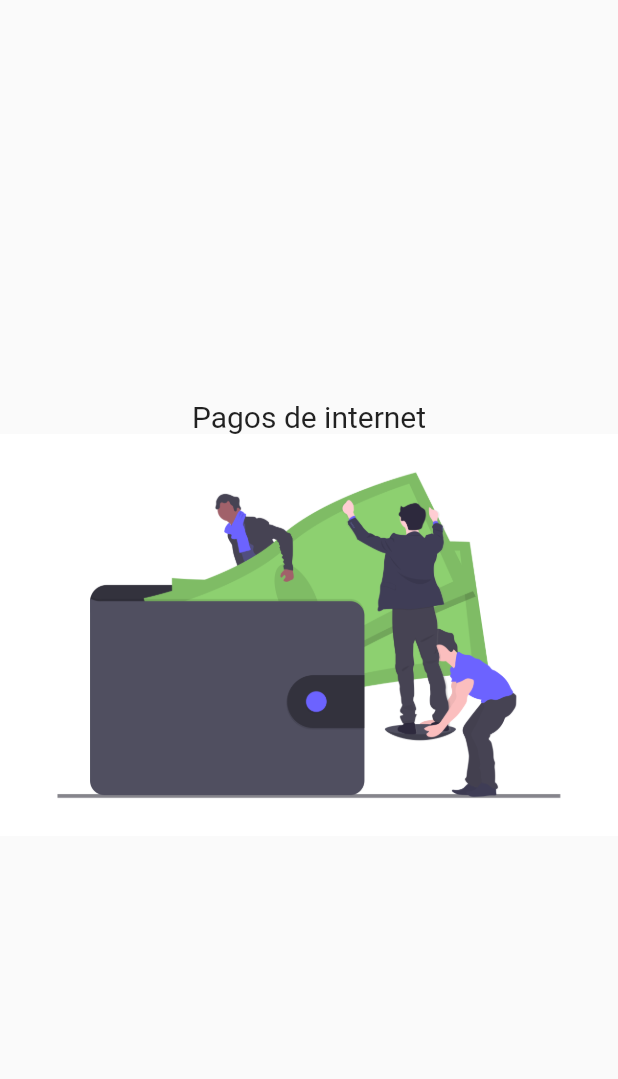
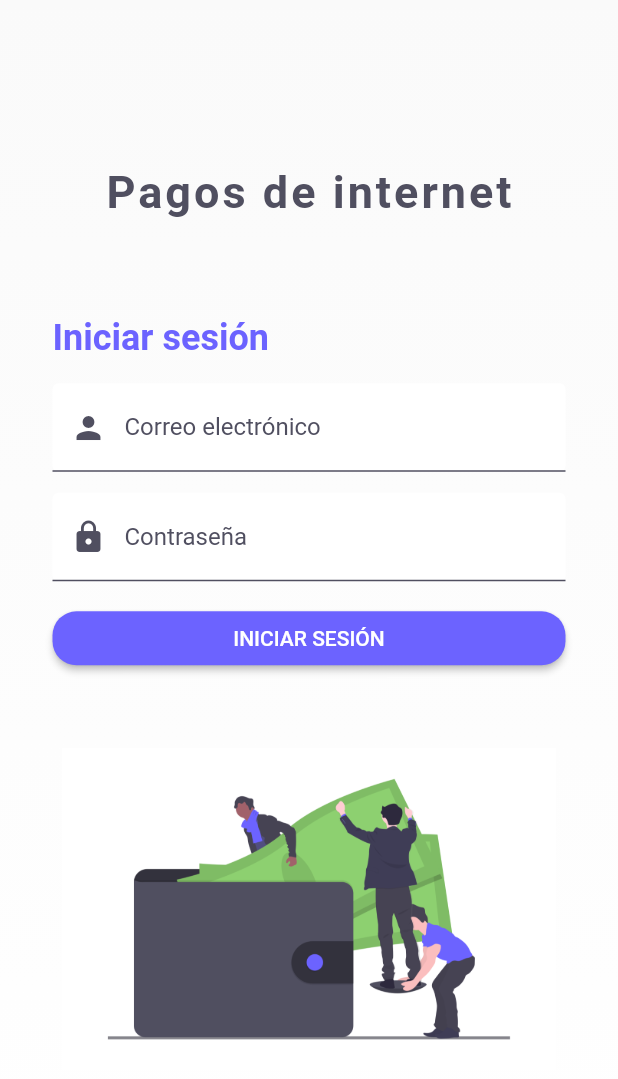
Before and after one commit to JovannyRch/app_pagos_internet, a Flutter app: the screen it shows after launch, on a phone screen of 412 x 824 dp. Shown: the top 1079 px of the screen. Run offline on Flutter 3.47's test engine with Material 2 defaults, Android fonts, the phone set to English and light mode, and no system bars; our stand-ins replace adaptive_dialog, cool_alert, firebase_auth; accounts and stored records are empty.

Commit message:
feat(LoginScreen): Added widgets and styles

```diff
--- a/lib/const/conts.dart
+++ b/lib/const/conts.dart
@@ -1,5 +1,5 @@
 import 'package:flutter/material.dart';
 
-const kMainColor = Color(0xFF6C63FF);
+const kMainColor =  Color(0xFF504F60);
 
-const kSecondaryColor = Color(0xFF504F60);
+const kSecondaryColor =  Color(0xFF6C63FF);
--- a/lib/screens/auth/login_screen.dart
+++ b/lib/screens/auth/login_screen.dart
@@ -1,4 +1,6 @@
+import 'package:adaptive_dialog/adaptive_dialog.dart';
 import 'package:flutter/material.dart';
+import 'package:pagos_internet/const/conts.dart';
 
 class LoginScreen extends StatefulWidget {
   LoginScreen({Key key}) : super(key: key);
@@ -8,11 +10,32 @@ class LoginScreen extends StatefulWidget {
 }
 
 class _LoginScreenState extends State<LoginScreen> {
+  TextEditingController password = new TextEditingController();
+  TextEditingController username = new TextEditingController();
+  BuildContext _globalContext;
+  bool isCheckingUser = false;
+  Size _size;
+
   @override
   Widget build(BuildContext context) {
+    _size = MediaQuery.of(context).size;
+    _globalContext = context;
     return Scaffold(
       body: SafeArea(
         child: Container(
+          decoration: BoxDecoration(
+            gradient: LinearGradient(
+              begin: Alignment.topCenter,
+              end: Alignment
+                  .bottomCenter, // 10% of the width, so there are ten blinds.
+              colors: [
+                Theme.of(context).scaffoldBackgroundColor,
+                Colors.white
+              ], // red to yellow
+              tileMode:
+                  TileMode.repeated, // repeats the gradient over the canvas
+            ),
+          ),
           width: double.infinity,
           child: _body(),
         ),
@@ -23,8 +46,10 @@ class _LoginScreenState extends State<LoginScreen> {
   Widget _body() {
     return Column(
       mainAxisAlignment: MainAxisAlignment.center,
+      crossAxisAlignment: CrossAxisAlignment.center,
       children: [
         _logo(),
+        _form(),
         _image(),
       ],
     );
@@ -35,13 +60,159 @@ class _LoginScreenState extends State<LoginScreen> {
       child: Text(
         "Pagos de internet",
         style: TextStyle(
-          fontSize: 20,
+          fontSize: 30,
+          fontWeight: FontWeight.bold,
+          letterSpacing: 2.0,
+          color: kMainColor,
         ),
       ),
     );
   }
 
   Widget _image() {
-    return Image.asset('assets/auth-image.png');
+    return Container(
+      padding: EdgeInsets.only(top: _size.height*0.06),
+      child: Image.asset(
+        'assets/auth-image.png',
+        width: _size.width * 0.8,
+      ),
+    );
+  }
+
+  Widget _input(String text, IconData icon,
+      {bool isPassword = false, TextEditingController controller}) {
+    return Container(
+      margin: EdgeInsets.only(bottom: 14.0),
+      decoration: BoxDecoration(
+        color: Colors.white,
+        borderRadius: BorderRadius.circular(4.0),
+      ),
+      child: TextField(
+        controller: controller,
+        obscureText: isPassword,
+        decoration: InputDecoration(
+          prefixIcon: Icon(
+            icon,
+            color: kMainColor,
+          ),
+          labelText: text,
+          labelStyle: TextStyle(
+            color: kMainColor,
+          ),
+          enabledBorder: UnderlineInputBorder(
+            borderSide: BorderSide(color: kMainColor),
+          ),
+          focusedBorder: UnderlineInputBorder(
+            borderSide: BorderSide(color: kMainColor),
+          ),
+          border: UnderlineInputBorder(
+            borderSide: BorderSide(color: kMainColor),
+          ),
+        ),
+      ),
+    );
+  }
+
+  Widget _form() {
+    return Container(
+      margin: EdgeInsets.only(top: _size.height * 0.08),
+      padding: EdgeInsets.symmetric(
+        horizontal: 35.0,
+      ),
+      child: Column(
+        crossAxisAlignment: CrossAxisAlignment.start,
+        children: [
+          _authTitle(),
+          SizedBox(height: 16.0),
+          _input("Correo electrónico", Icons.person, controller: this.username),
+          _input("Contraseña", Icons.lock,
+              isPassword: true, controller: this.password),
+          _loginButton(),
+        ],
+      ),
+    );
+  }
+
+  Widget _authTitle() {
+    return Text(
+      "Iniciar sesión",
+      style: TextStyle(
+        color: kSecondaryColor,
+        fontWeight: FontWeight.w700,
+        fontSize: 24.0,
+      ),
+    );
+  }
+
+  Widget _loginButton() {
+    return Container(
+      width: double.infinity,
+      child: RaisedButton(
+        shape: RoundedRectangleBorder(
+          borderRadius: BorderRadius.circular(16.0),
+        ),
+        onPressed: !isCheckingUser ? checkInputData : null,
+        color: kSecondaryColor,
+        textColor: Colors.white,
+        child: !isCheckingUser
+            ? Text(
+                "Iniciar sesión".toUpperCase(),
+                style: TextStyle(fontSize: 14),
+              )
+            : CircularProgressIndicator(),
+      ),
+    );
+  }
+
+  void checkInputData() {
+    if (this.password.text.isEmpty || this.username.text.isEmpty) {
+      this.showInvalidAlerts();
+    } else {
+      this.tryLogin();
+    }
+  }
+
+  void tryLogin() {
+    try {
+      handleLogin();
+    } catch (e) {
+      showLoginErrorAlert();
+      setCheckingUser(false);
+    }
+  }
+
+  void showLoginErrorAlert() {
+    showOkAlertDialog(
+        context: _globalContext, message: "Ocurrió un error al hacer el login");
+  }
+
+  void showInvalidAlerts() {
+    if (this.username.text.isEmpty) {
+      showOkAlertDialog(
+          context: _globalContext, message: "Ingrese ]correo válido");
+    } else if (this.password.text.isEmpty) {
+      showOkAlertDialog(
+          context: _globalContext,
+          message: "La contraseña no puede estar vacía");
+    }
+  }
+
+  void handleLogin() async {
+    setCheckingUser(true);
+    /*  AuthResponse userFromDb =
+        await authService.login(username.text.trim(), password.text.trim());
+    if (userFromDb == null) {
+      showUserNotFoundMessage();
+    } else {
+      authService.storeUserInDevice(userFromDb);
+      goHomeScreen(userFromDb);
+    } */
+    setCheckingUser(false);
+  }
+
+  void setCheckingUser(bool val) {
+    setState(() {
+      isCheckingUser = val;
+    });
   }
 }
```
Also changed, not shown: lib/helpers/alerts.dart (added, +62 -0 lines), lib/screens/auth/login_controller.dart (added, +26 -0 lines), pubspec.yaml (+7 -47 lines), lib/services/auth_service.dart (added), pubspec.lock, 9 other files.
